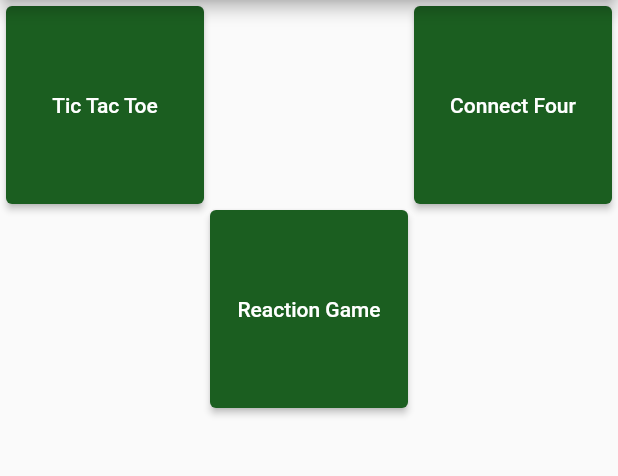
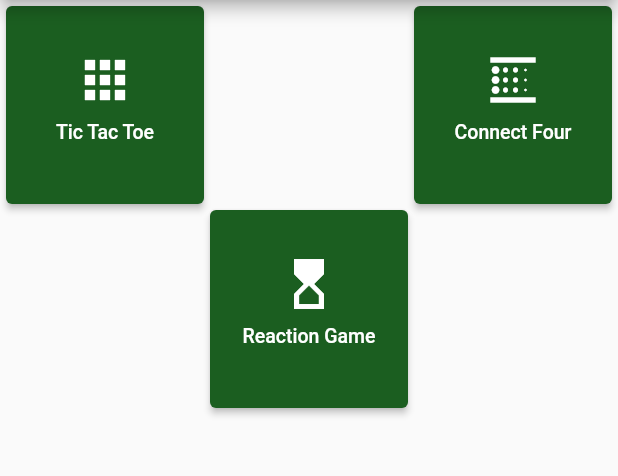
Before and after one commit to Combo1/GCA, a Flutter app: the screen it shows after launch, on a phone screen of 412 x 824 dp, the part 84-560 px from its top. Run offline on Flutter 3.47's test engine with Material 2 defaults, Android fonts, the phone set to English and light mode, and no system bars; our stand-ins replace page_transition, tuple.

Commit message:
- added Icons to Main menu Icons

```diff
--- a/lib/MainMenuScreen.dart
+++ b/lib/MainMenuScreen.dart
@@ -11,7 +11,6 @@ class GridDivider extends StatelessWidget {
     return Container();
   }
 }
-
 
 class MainMenuScreen extends StatelessWidget {
   static const routeName = '/';
@@ -30,7 +29,25 @@ class MainMenuScreen extends StatelessWidget {
           crossAxisSpacing: 4,
           children: [
             ElevatedButton(
-              child: Center(child: Text('Tic Tac Toe')),
+              child: Column(
+                  mainAxisAlignment: MainAxisAlignment.center,
+                  crossAxisAlignment: CrossAxisAlignment.center,
+                  children: [
+                    Spacer(flex: 8),
+                    Expanded(
+                        flex: 10,
+                        child: Icon(
+                          Icons.apps,
+                          color: Colors.white,
+                          size: 40.0,
+                        )),
+                    Expanded(
+                        flex: 10,
+                        child: Center(
+                            child: Text('Tic Tac Toe',
+                                style: TextStyle(fontSize: 13)))),
+                    Spacer(flex: 8),
+                  ]),
               onPressed: () => this.onTicTacToePressed(context),
               style: ElevatedButton.styleFrom(
                 primary: Colors.green[900], // background
@@ -39,7 +56,25 @@ class MainMenuScreen extends StatelessWidget {
             ),
             GridDivider(),
             ElevatedButton(
-              child: Center(child: Text('Connect Four')),
+              child: Column(
+                  mainAxisAlignment: MainAxisAlignment.center,
+                  crossAxisAlignment: CrossAxisAlignment.center,
+                  children: [
+                    Spacer(flex: 8),
+                    Expanded(
+                        flex: 10,
+                        child: Icon(
+                          Icons.blur_linear,
+                          color: Colors.white,
+                          size: 40.0,
+                        )),
+                    Expanded(
+                        flex: 10,
+                        child: Center(
+                            child: Text('Connect Four',
+                                style: TextStyle(fontSize: 13)))),
+                    Spacer(flex: 8),
+                  ]),
               onPressed: () => this.onConnectFourPressed(context),
               style: ElevatedButton.styleFrom(
                 primary: Colors.green[900], // background
@@ -48,8 +83,26 @@ class MainMenuScreen extends StatelessWidget {
             ),
             GridDivider(),
             ElevatedButton(
-              child: Center(child: Text('Reaction Game')),
-              onPressed: () => this.onF1GamePressed(context),
+              child: Column(
+                  mainAxisAlignment: MainAxisAlignment.center,
+                  crossAxisAlignment: CrossAxisAlignment.center,
+                  children: [
+                    Spacer(flex: 8),
+                    Expanded(
+                        flex: 10,
+                        child: Icon(
+                          Icons.hourglass_top,
+                          color: Colors.white,
+                          size: 40.0,
+                        )),
+                    Expanded(
+                        flex: 10,
+                        child: Center(
+                            child: Text('Reaction Game',
+                                style: TextStyle(fontSize: 13)))),
+                    Spacer(flex: 8),
+                  ]),
+              onPressed: () => this.onReactionGamePressed(context),
               style: ElevatedButton.styleFrom(
                 primary: Colors.green[900], // background
                 onPrimary: Colors.white, // foreground
@@ -67,7 +120,7 @@ class MainMenuScreen extends StatelessWidget {
     Navigator.pushNamed(context, ConnectFourScreen.routeName);
   }
 
-  void onF1GamePressed(BuildContext context) {
+  void onReactionGamePressed(BuildContext context) {
     Navigator.pushNamed(context, ReactionGameScreen.routeName);
   }
 }
```
